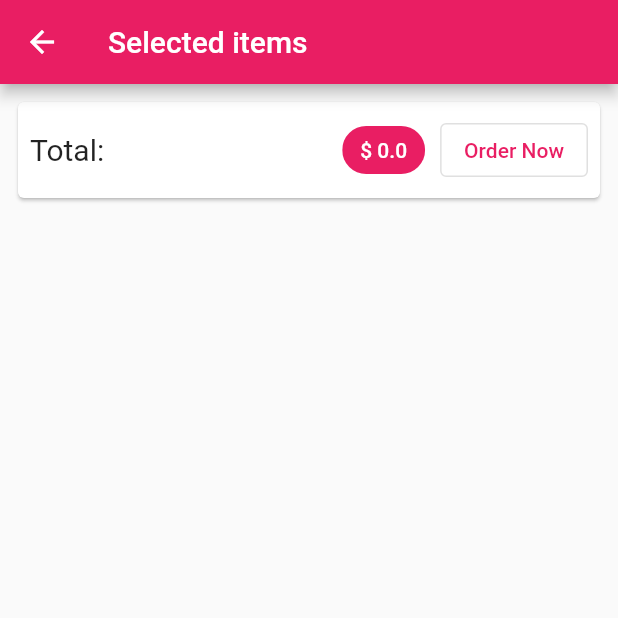
After one commit to mydigita/flutter-shop-app, a Flutter app: the screen it shows after launch, after a tap on the "shopping cart checkout" icon, on a phone screen of 412 x 824 dp, the top half of it. The commit adds this screen. Run offline on Flutter 3.47's test engine with Material 2 defaults, Android fonts, the phone set to English and light mode, and no system bars; network calls fail.

Commit message:
added cart page

```diff
--- a/lib/main.dart
+++ b/lib/main.dart
@@ -4,6 +4,7 @@ import './pages/product_overview.page.dart';
 import './pages/product_details.page.dart';
 import './providers/products_provider.dart';
 import './providers/cart_provider.dart';
+import './pages/cart_page.dart';
 
 void main() {
   runApp(const MyApp());
@@ -24,8 +25,8 @@ class MyApp extends StatelessWidget {
         theme: ThemeData(primarySwatch: Colors.pink),
         home: const ProductsOverviewPage(),
         routes: {
-          ProductDetailsPage.routeName: ((context) =>
-              const ProductDetailsPage())
+          ProductDetailsPage.routeName: (context) => const ProductDetailsPage(),
+          CartPage.routeName: (context) => const CartPage(),
         },
       ),
     );
--- /dev/null
+++ b/lib/pages/cart_page.dart
@@ -0,0 +1,62 @@
+import 'package:flutter/material.dart';
+import 'package:provider/provider.dart';
+import '../providers/cart_provider.dart' show Cart;
+import '../widgets/cart_item.dart';
+
+class CartPage extends StatelessWidget {
+  static const routeName = '/cart-page';
+  const CartPage({super.key});
+
+  @override
+  Widget build(BuildContext context) {
+    final cart = Provider.of<Cart>(context);
+    return Scaffold(
+      appBar: AppBar(title: const Text('Selected items')),
+      body: Column(
+        children: [
+          Card(
+            margin: const EdgeInsets.all(12),
+            child: Padding(
+              padding: const EdgeInsets.all(8),
+              child: Row(
+                mainAxisAlignment: MainAxisAlignment.spaceBetween,
+                children: <Widget>[
+                  const Text(
+                    'Total: ',
+                    style: TextStyle(fontSize: 20),
+                  ),
+                  const Spacer(),
+                  Chip(
+                    label: Text(
+                      '\$ ${cart.totalAmount}',
+                      style: Theme.of(context).primaryTextTheme.bodyText1,
+                    ),
+                    backgroundColor: Theme.of(context).primaryColor,
+                  ),
+                  const SizedBox(
+                    width: 10,
+                  ),
+                  OutlinedButton(
+                      onPressed: () {}, child: const Text('Order Now'))
+                ],
+              ),
+            ),
+          ),
+          const SizedBox(
+            height: 10,
+          ),
+          Expanded(
+            child: ListView.builder(
+              itemCount: cart.items.length,
+              itemBuilder: (ctx, index) => CartItem(
+                  id: cart.items.values.toList()[index].id,
+                  title: cart.items.values.toList()[index].title,
+                  quantity: cart.items.values.toList()[index].quantity,
+                  price: cart.items.values.toList()[index].price),
+            ),
+          ),
+        ],
+      ),
+    );
+  }
+}
--- a/lib/pages/product_overview.page.dart
+++ b/lib/pages/product_overview.page.dart
@@ -4,6 +4,7 @@ import 'package:provider/provider.dart';
 import '../widgets/products_grid.dart';
 import '../widgets/badge.dart';
 import '../providers/cart_provider.dart';
+import '../pages/cart_page.dart';
 
 enum FilterOptions { favorites, all }
 
@@ -52,8 +53,10 @@ class _ProductsOverviewPageState extends State<ProductsOverviewPage> {
               child: ch!,
             ),
             child: IconButton(
-              onPressed: () {},
-              icon: const Icon(Icons.shopping_cart),
+              onPressed: () {
+                Navigator.of(context).pushNamed(CartPage.routeName);
+              },
+              icon: const Icon(Icons.shopping_cart_checkout),
             ),
           ),
         ],
--- a/lib/providers/cart_provider.dart
+++ b/lib/providers/cart_provider.dart
@@ -23,6 +23,14 @@ class Cart with ChangeNotifier {
 
   int get itemCount {
     return _items.length;
+  }
+
+  double get totalAmount {
+    double total = 0.0;
+    _items.forEach((key, item) {
+      total += item.price * item.quantity;
+    });
+    return double.parse(total.toStringAsFixed(2));
   }
 
   void addItem(
--- a/lib/widgets/product_item.widget.dart
+++ b/lib/widgets/product_item.widget.dart
@@ -41,7 +41,7 @@ class ProductItem extends StatelessWidget {
                   cart.addItem(product.id, product.title, product.price);
                 },
                 color: Theme.of(context).primaryColor,
-                icon: const Icon(Icons.shopping_cart)),
+                icon: const Icon(Icons.shopping_cart_outlined)),
             title: Text(
               product.title,
               textAlign: TextAlign.center,
```
Also changed, not shown: lib/widgets/cart_item.dart (added, +35 -0 lines).
